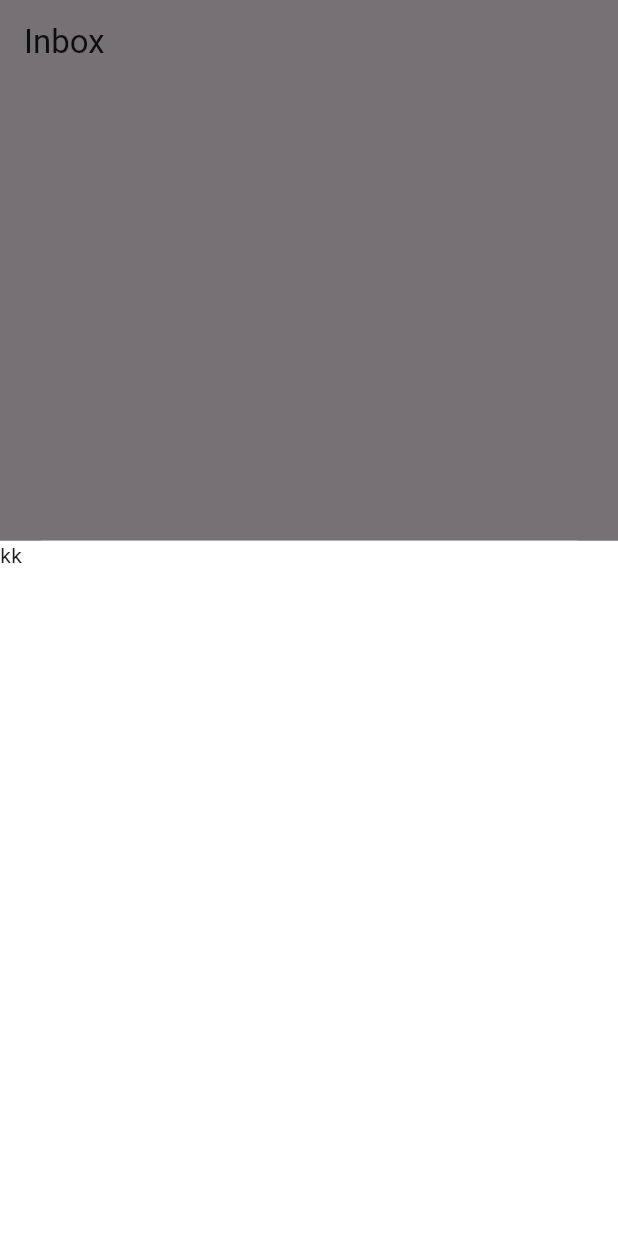
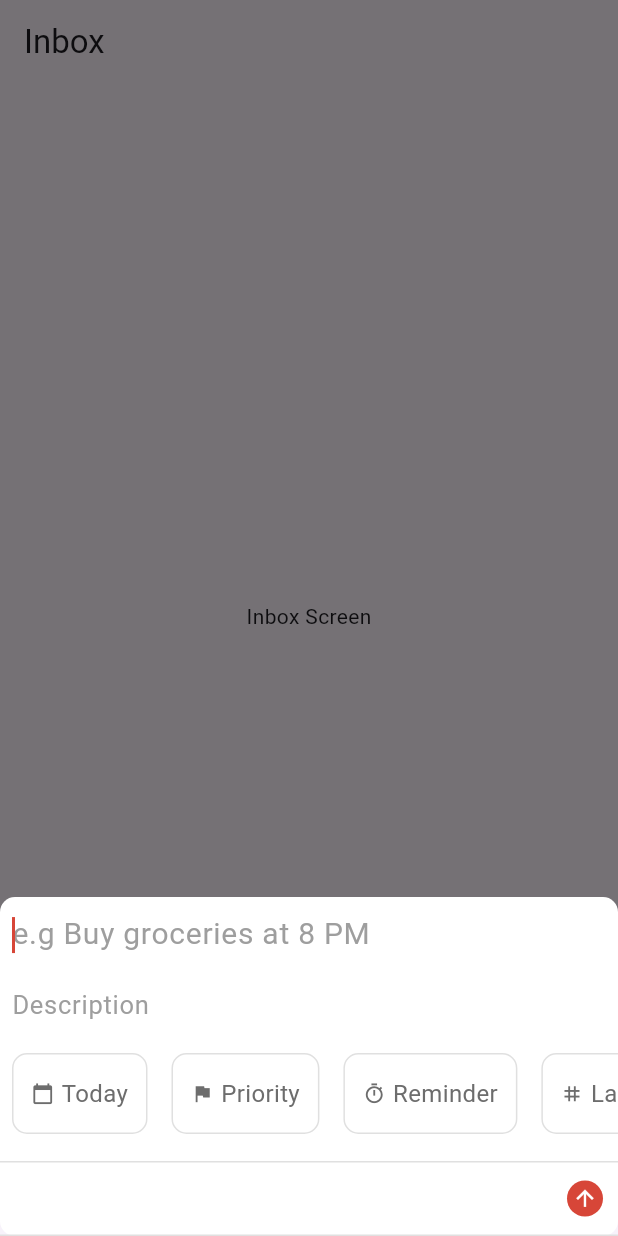
Before and after one commit to tklongg/todolong, a Flutter app: the screen it shows after launch, item 2 of the bottom bar chosen, after a tap on the "add" icon, on a phone screen of 412 x 824 dp. Run offline on Flutter 3.47's test engine with Material 3 defaults, Android fonts, the phone set to English and light mode, and no system bars; our stand-ins replace flutter_svg, font_awesome_flutter, google_sign_in.

Commit message:
add widgets

```diff
--- a/lib/screens/mainscreen/main_screen.dart
+++ b/lib/screens/mainscreen/main_screen.dart
@@ -1,6 +1,7 @@
 import 'package:flutter/material.dart';
 import 'package:intl/intl.dart';
 import 'package:todolong/screens/today/today_screen.dart';
+import 'package:todolong/widgets/todo/add_todo/add_todo.dart';
 
 class MainScreen extends StatefulWidget {
   const MainScreen({super.key});
@@ -84,17 +85,15 @@ class _MainScreenState extends State<MainScreen> {
         ));
   }
 
-  void showAddTodo(){
-    showModalBottomSheet(context: context, builder: (context){
+  void showAddTodo() {
+    showModalBottomSheet(
+        context: context,
+        isScrollControlled: true,
+        builder: (context) {
+          return const AddTodo();
+        });
+  }
 
-      return Container(
-        height: MediaQuery.of(context).size.height * 0.8,
-        width: double.infinity,
-        color: Colors.white,
-        child: Text("kk"),
-      );
-    });
-  }
   Widget buildTodayIcon() {
     // Lấy ngày hiện tại
     String currentDay = DateFormat.d().format(DateTime.now());
--- a/lib/widgets/todo/add_todo/add_todo.dart
+++ b/lib/widgets/todo/add_todo/add_todo.dart
@@ -1,4 +1,6 @@
 import 'package:flutter/cupertino.dart';
+import 'package:flutter/material.dart';
+import 'package:todolong/widgets/todo/carousel/carousel.dart';
 
 class AddTodo extends StatefulWidget {
   const AddTodo({super.key});
@@ -8,15 +10,127 @@ class AddTodo extends StatefulWidget {
 }
 
 class _AddTodoState extends State<AddTodo> {
+  late FocusNode _titleFocusNode;
+  String title = '';
+  String description = '';
   DateTime? dueDate;
+  int test = 0;
   int priority = 4;
+  void setTestPlus1 (){
+    setState(() {
+      test++;
+    });
+  }
+  @override
+  void initState() {
+    super.initState();
+    _titleFocusNode = FocusNode(); // Khởi tạo FocusNode
+    _titleFocusNode.requestFocus(); // Tự động focus vào ô title
+  }
+
+  @override
+  void dispose() {
+    _titleFocusNode.dispose(); // Hủy bỏ FocusNode khi widget bị hủy
+    super.dispose();
+  }
 
   @override
   Widget build(BuildContext context) {
-    return const Placeholder();
+    return Padding(
+      padding:
+          EdgeInsets.only(bottom: MediaQuery.of(context).viewInsets.bottom),
+      child: Wrap(
+        children: [
+          Container(
+            // height: MediaQuery.of(context).size.height * 0.75,
+            // width: double.infinity,
+            decoration: BoxDecoration(
+              color: Colors.white,
+              borderRadius: BorderRadius.circular(10),
+            ),
+            child: Column(
+              children: [
+                Container(
+                  padding: const EdgeInsets.fromLTRB(8.0, 0.0, 8.0, 0.0),
+                  child: TextField(
+                    keyboardType: TextInputType.text,
+                    maxLines: 1,
+                    cursorColor: const Color(0xFFD74638),
+                    focusNode: _titleFocusNode,
+                    // Sử dụng FocusNode cho ô title
+                    onChanged: (value) {
+                      title = value;
+                    },
+                    decoration: const InputDecoration(
+                      hintText: 'e.g Buy groceries at 8 PM',
+                      hintStyle: TextStyle(
+                          color: Colors.grey,
+                          fontFamily: ".SF Pro Text",
+                          fontSize: 20),
+                      border: InputBorder.none,
+                    ),
+                  ),
+                ),
+                Container(
+                  padding: const EdgeInsets.fromLTRB(8.0, 0.0, 8.0, 0.0),
+                  child: ConstrainedBox(
+                      constraints: BoxConstraints(
+                        maxHeight: MediaQuery.of(context).size.height * 0.3,
+                      ),
+                      child: TextField(
+                        cursorColor: const Color(0xFFD74638),
+                        maxLines: null, // Cho phép nhiều dòng
+                        keyboardType: TextInputType.multiline,
+                        onChanged: (value) {
+                          description = value;
+                        },
+                        decoration: const InputDecoration(
+                          hintText: 'Description',
+                          hintStyle: TextStyle(
+                              color: Colors.grey,
+                              fontFamily: ".SF Pro Text",
+                              fontSize: 17),
+                          border: InputBorder.none,
+                        ),
+                      )),
+                ),
+                Carousel(),
+                const SizedBox(height: 10),
+                Container(
+                  decoration: BoxDecoration(
+                    border: Border(
+                        top: BorderSide(color: Colors.grey[300]!),
+                        bottom: BorderSide(color: Colors.grey[300]!)),
+                  ),
+                  alignment: Alignment.bottomRight,
+                  padding: const EdgeInsets.fromLTRB(0, 12, 10, 12),
+                  child: GestureDetector(
+                    onTap: () {
+                      //handle add todo
+                      print(1);
+                    },
+                    child: Container(
+                        decoration: const BoxDecoration(
+                          shape: BoxShape.circle,
+                          color: Color(0xFFD74638),
+                        ),
+                        height: 24,
+                        width: 24,
+                        // alignment: Alignment.center,
+                        child: const Icon(
+                          Icons.arrow_upward_sharp,
+                          size: 17,
+                          color: Colors.white,
+                        )),
+                  ),
+                )
+              ],
+            ),
+          )
+        ],
+      ),
+    );
   }
 
-  Widget buildCarousel(){
-    return const Placeholder();
-  }
+
 }
--- /dev/null
+++ b/lib/widgets/todo/carousel/carousel.dart
@@ -0,0 +1,34 @@
+import 'package:flutter/material.dart';
+import 'package:todolong/widgets/todo/carousel/label/label.dart';
+import 'package:todolong/widgets/todo/carousel/location/location.dart';
+import 'package:todolong/widgets/todo/carousel/priority/priority.dart';
+import 'package:todolong/widgets/todo/carousel/reminder/reminder.dart';
+import 'package:todolong/widgets/todo/carousel/schedule/schedule.dart';
+
+class Carousel extends StatefulWidget {
+  DateTime? dueDate;
+  int? priority;
+  List<String>? labels;
+  Carousel({super.key, this.dueDate, this.priority, this.labels});
+  @override
+  State<Carousel> createState() => _CarouselState();
+}
+
+class _CarouselState extends State<Carousel> {
+  @override
+  Widget build(BuildContext context) {
+    return SizedBox(
+      height: 70,
+      child: ListView(
+        scrollDirection: Axis.horizontal,
+        children: const [
+          ScheduleWidget(),
+          PriorityWidget(),
+          ReminderWidget(),
+          LabelWidget(),
+          LocationWidget()
+        ],
+      ),
+    );
+  }
+}
--- /dev/null
+++ b/lib/widgets/todo/carousel/label/label.dart
@@ -0,0 +1,44 @@
+import 'package:flutter/material.dart';
+
+class LabelWidget extends StatefulWidget {
+  const LabelWidget({super.key});
+
+  @override
+  State<LabelWidget> createState() => _LabelWidgetState();
+}
+
+class _LabelWidgetState extends State<LabelWidget> {
+  @override
+  Widget build(BuildContext context) {
+    return GestureDetector(
+      onTap: () {},
+      child: Container(
+        margin: EdgeInsets.all(8.0),
+        padding: const EdgeInsets.fromLTRB(12, 0, 12, 0),
+        // height: 40,
+        decoration: BoxDecoration(
+          // color: Colors.grey[200],
+          border: Border.all(color: Colors.grey[300]!),
+          borderRadius: BorderRadius.circular(10),
+        ),
+        child: const Row(
+          crossAxisAlignment: CrossAxisAlignment.center,
+          children: [
+            Icon(
+              Icons.tag,
+              size: 15,
+              color: const Color(0xFF6D6D6D),
+            ), // Icon của mục
+            SizedBox(width: 5),
+            Text("Label",
+                style: const TextStyle(
+                  color: Color(0xFF6D6D6D),
+                  fontFamily: ".SF Pro Text",
+                  fontSize: 16,
+                )), // Label của mục
+          ],
+        ),
+      ),
+    );
+  }
+}
--- /dev/null
+++ b/lib/widgets/todo/carousel/location/location.dart
@@ -0,0 +1,44 @@
+import 'package:flutter/material.dart';
+
+class LocationWidget extends StatefulWidget {
+  const LocationWidget({super.key});
+
+  @override
+  State<LocationWidget> createState() => _LocationWidgetState();
+}
+
+class _LocationWidgetState extends State<LocationWidget> {
+  @override
+  Widget build(BuildContext context) {
+    return GestureDetector(
+      onTap: () {},
+      child: Container(
+        margin: EdgeInsets.all(8.0),
+        padding: const EdgeInsets.fromLTRB(12, 0, 12, 0),
+        // height: 40,
+        decoration: BoxDecoration(
+          // color: Colors.grey[200],
+          border: Border.all(color: Colors.grey[300]!),
+          borderRadius: BorderRadius.circular(10),
+        ),
+        child: const Row(
+          crossAxisAlignment: CrossAxisAlignment.center,
+          children: [
+            Icon(
+              Icons.calendar_today,
+              size: 15,
+              color: const Color(0xFF6D6D6D),
+            ), // Icon của mục
+            SizedBox(width: 5),
+            Text("Location",
+                style: const TextStyle(
+                  color: Color(0xFF6D6D6D),
+                  fontFamily: ".SF Pro Text",
+                  fontSize: 16,
+                )), // Label của mục
+          ],
+        ),
+      ),
+    );
+  }
+}
--- /dev/null
+++ b/lib/widgets/todo/carousel/priority/priority.dart
@@ -0,0 +1,44 @@
+import 'package:flutter/material.dart';
+
+class PriorityWidget extends StatefulWidget {
+  const PriorityWidget({super.key});
+
+  @override
+  State<PriorityWidget> createState() => _PriorityWidgetState();
+}
+
+class _PriorityWidgetState extends State<PriorityWidget> {
+  @override
+  Widget build(BuildContext context) {
+    return GestureDetector(
+      onTap: () {},
+      child: Container(
+        margin: EdgeInsets.all(8.0),
+        padding: const EdgeInsets.fromLTRB(12, 0, 12, 0),
+        // height: 40,
+        decoration: BoxDecoration(
+          // color: Colors.grey[200],
+          border: Border.all(color: Colors.grey[300]!),
+          borderRadius: BorderRadius.circular(10),
+        ),
+        child: const Row(
+          crossAxisAlignment: CrossAxisAlignment.center,
+          children: [
+            Icon(
+              Icons.flag,
+              size: 15,
+              color: const Color(0xFF6D6D6D),
+            ), // Icon của mục
+            SizedBox(width: 5),
+            Text("Priority",
+                style: const TextStyle(
+                  color: Color(0xFF6D6D6D),
+                  fontFamily: ".SF Pro Text",
+                  fontSize: 16,
+                )), // Label của mục
+          ],
+        ),
+      ),
+    );
+  }
+}
--- /dev/null
+++ b/lib/widgets/todo/carousel/reminder/reminder.dart
@@ -0,0 +1,44 @@
+import 'package:flutter/material.dart';
+
+class ReminderWidget extends StatefulWidget {
+  const ReminderWidget({super.key});
+
+  @override
+  State<ReminderWidget> createState() => _ReminderWidgetState();
+}
+
+class _ReminderWidgetState extends State<ReminderWidget> {
+  @override
+  Widget build(BuildContext context) {
+    return GestureDetector(
+      onTap: () {},
+      child: Container(
+        margin: EdgeInsets.all(8.0),
+        padding: const EdgeInsets.fromLTRB(12, 0, 12, 0),
+        // height: 40,
+        decoration: BoxDecoration(
+          // color: Colors.grey[200],
+          border: Border.all(color: Colors.grey[300]!),
+          borderRadius: BorderRadius.circular(10),
+        ),
+        child: const Row(
+          crossAxisAlignment: CrossAxisAlignment.center,
+          children: [
+            Icon(
+              Icons.timer_outlined,
+              size: 15,
+              color: const Color(0xFF6D6D6D),
+            ), // Icon của mục
+            SizedBox(width: 5),
+            Text("Reminder",
+                style: const TextStyle(
+                  color: Color(0xFF6D6D6D),
+                  fontFamily: ".SF Pro Text",
+                  fontSize: 16,
+                )), // Label của mục
+          ],
+        ),
+      ),
+    );
+  }
+}
--- /dev/null
+++ b/lib/widgets/todo/carousel/schedule/schedule.dart
@@ -0,0 +1,44 @@
+import 'package:flutter/material.dart';
+
+class ScheduleWidget extends StatefulWidget {
+  final DateTime? dueDate;
+  const ScheduleWidget({super.key, this.dueDate});
+  @override
+  State<ScheduleWidget> createState() => _ScheduleWidgetState();
+}
+
+class _ScheduleWidgetState extends State<ScheduleWidget> {
+  @override
+  Widget build(BuildContext context) {
+    return GestureDetector(
+      onTap: () {},
+      child: Container(
+        margin: EdgeInsets.all(8.0),
+        padding: const EdgeInsets.fromLTRB(12, 0, 12, 0),
+        // height: 40,
+        decoration: BoxDecoration(
+          // color: Colors.grey[200],
+          border: Border.all(color: Colors.grey[300]!),
+          borderRadius: BorderRadius.circular(10),
+        ),
+        child: const Row(
+          crossAxisAlignment: CrossAxisAlignment.center,
+          children: [
+            Icon(
+              Icons.calendar_today,
+              size: 15,
+              color: const Color(0xFF6D6D6D),
+            ), // Icon của mục
+            SizedBox(width: 5),
+            Text("Today",
+                style: const TextStyle(
+                  color: Color(0xFF6D6D6D),
+                  fontFamily: ".SF Pro Text",
+                  fontSize: 16,
+                )), // Label của mục
+          ],
+        ),
+      ),
+    );
+  }
+}
--- a/lib/widgets/todo/todo_item_detail/todo_item_detail.dart
+++ b/lib/widgets/todo/todo_item_detail/todo_item_detail.dart
@@ -404,8 +404,13 @@ class TodoItemDetail extends StatelessWidget {
       ),
       child: Theme(
           data: ThemeData().copyWith(dividerColor: Colors.transparent),
+          child: ListTileTheme(
+            contentPadding: const EdgeInsets.all(0),
+            // dense: true,
+            // horizontalTitleGap: 0.0,
+            // minLeadingWidth: 0,
             child: ExpansionTile(
-            title: Text("Subtasks ${todo.subtasks!.length >> 0}",
+                title: Text("Sub-tasks ${todo.subtasks!.length >> 0}",
                     style: const TextStyle(
                       fontFamily: ".SF Pro Text",
                       fontSize: 16,
@@ -413,34 +418,11 @@ class TodoItemDetail extends StatelessWidget {
                 collapsedBackgroundColor:
                     Colors.transparent, // Đặt màu nền khi thu gọn là trong suốt
                 tilePadding: EdgeInsets.zero,
-
-            // childrenPadding:
-            // EdgeInsets.all(8), // Đặt khoảng cách giữa các children
-            children: todo.subtasks!.length > 0
-                ? buildSubTask()
-                : [buildEmptySubtask()]
-            // [
-            // ListView.builder(
-            //   itemCount: todo.subtasks!.length,
-            //   itemBuilder: (context, index) {
-            //     return TodoItemWidget(
-            //       isModalOpen: true,
-            //       todo: todo.subtasks![index],
-            //       onCloseModal: (){},
-            //       onOpenModal: (){},
-            //     );
-
-            //   },
-            //  )
-            // TodoItemWidget(
-            //   isModalOpen: true,
-            //   todo: todo.subtasks![0],
-            //   onCloseModal: () {},
-            //   onOpenModal: () {},
-            // )
-            // ],
-            ),
-      ),
+                // trailing: const SizedBox.shrink(),
+                children: todo.subtasks!.isNotEmpty
+                    ? buildSubTasks()
+                    : [buildEmptySubtask()]),
+          )),
     );
   }
 
@@ -450,7 +432,7 @@ class TodoItemDetail extends StatelessWidget {
     );
   }
 
-  List<Widget> buildSubTask() {
+  List<Widget> buildSubTasks() {
     return todo.subtasks!.map((e) {
       return TodoItemWidget(
         isModalOpen: true,
--- a/lib/widgets/todo/todo_modal.dart/todo_modal.dart
+++ b/lib/widgets/todo/todo_modal.dart/todo_modal.dart
@@ -1,5 +1,4 @@
 import 'package:flutter/material.dart';
-import 'package:modal_bottom_sheet/modal_bottom_sheet.dart';
 import 'package:todolong/models/todo.dart';
 import 'package:todolong/widgets/today/comment_modal.dart';
 import 'package:todolong/widgets/todo/todo_item_detail/todo_item_detail.dart';
@@ -30,15 +29,12 @@ class TodoModal extends StatelessWidget {
   }
 
   void _showCommentModal(context) {
-    showCupertinoModalBottomSheet(
+    showModalBottomSheet(
       isDismissible: true,
       context: context,
-      expand: true,
-
-      // isScrollControlled: true,
+      isScrollControlled: true,
       useRootNavigator: true,
       enableDrag: true,
-      // backgroundColor: Colors.transparent,
       builder: (context) => PopScope(
         child: const CommentModal(),
         onPopInvoked: (didPop) {
@@ -99,7 +95,6 @@ class TodoModal extends StatelessWidget {
 
   Widget buildTodoDetail(context) {
     return Expanded(
-
       child: SingleChildScrollView(
         child: Container(
           width: double.infinity,
--- /dev/null
+++ b/lib/widgets/todo/todo_schedule/todo_schedule.dart
@@ -0,0 +1,25 @@
+import 'package:flutter/material.dart';
+import 'package:todolong/models/todo.dart';
+
+class TodoSchedule extends StatefulWidget {
+  Todo? todo;
+  Future<void>? onChangeSchedule;
+
+  TodoSchedule({super.key, this.todo, this.onChangeSchedule});
+
+  @override
+  State<TodoSchedule> createState() => _TodoScheduleState();
+}
+
+class _TodoScheduleState extends State<TodoSchedule> {
+  @override
+  Widget build(BuildContext context) {
+    return DraggableScrollableSheet(
+       builder: (context, scrollController) {
+        return Container(
+          child: Text("oke"),
+        );
+       },
+    );
+  }
+}
```
Also changed, not shown: lib/main.dart (line endings or trailing spaces). Lines whose indentation alone changed are shown as unchanged.
